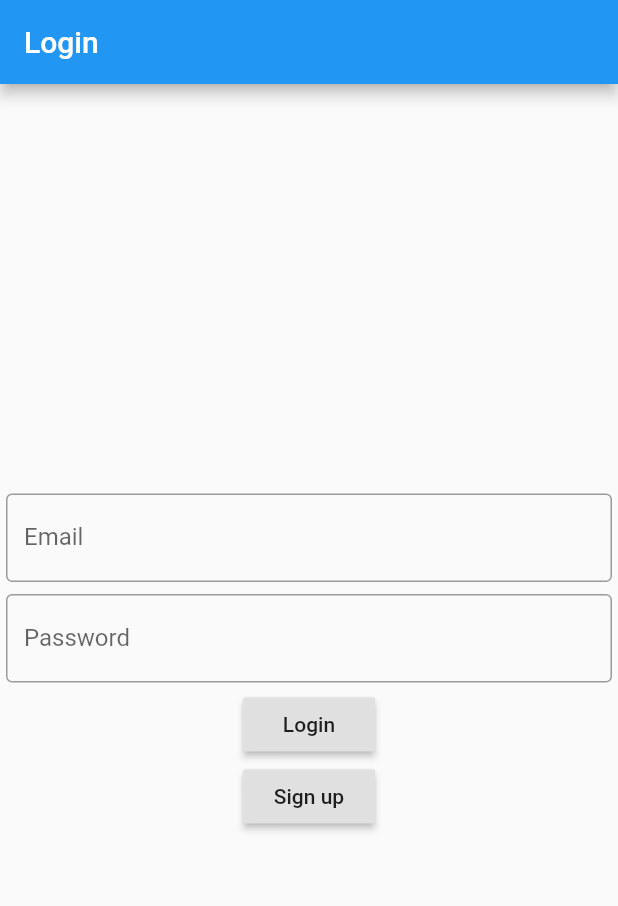
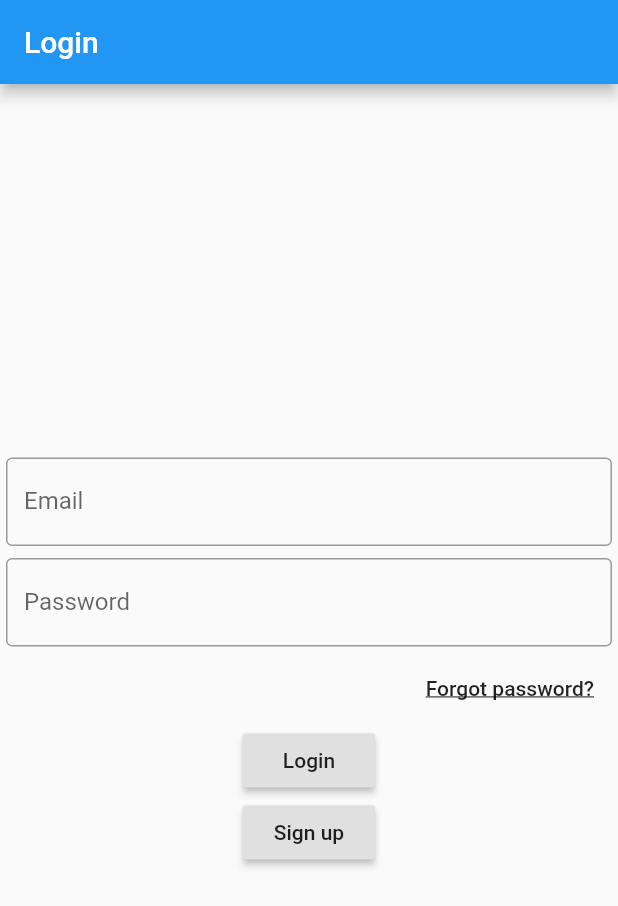
Before and after one commit to mjaay1337/ChatApp, a Flutter app: the screen it shows after launch, on a phone screen of 412 x 824 dp. Shown: the top 906 px of the screen. Run offline on Flutter 3.47's test engine with Material 2 defaults, Android fonts, the phone set to English and light mode, and no system bars; our stand-ins replace bloc, cloud_firestore, firebase_auth, firebase_core, flutter_bloc; accounts and stored records are empty.

Commit message:
reset password available through login page

```diff
--- a/chat_app/lib/classes/firebase_account.dart
+++ b/chat_app/lib/classes/firebase_account.dart
@@ -26,4 +26,9 @@ class FirebaseAccount implements Account {
     return FirebaseAuth.fromApp(app)
         .createUserWithEmailAndPassword(email: email, password: password);
   }
+
+  @override
+  Future<void> resetPass(String email) async {
+    await firebaseAuth.sendPasswordResetEmail(email: email);
+  }
 }
--- /dev/null
+++ b/chat_app/lib/cubit/forgot_pass_cubit.dart
@@ -0,0 +1,25 @@
+import 'package:bloc/bloc.dart';
+
+import 'package:flutter/material.dart';
+
+import '../classes/firebase_account.dart';
+
+import '../interfaces/account.dart';
+
+part 'forgot_pass_state.dart';
+
+class ForgotPassCubit extends Cubit<ForgotPassState> {
+  ForgotPassCubit() : super(ForgotPassInitial(''));
+  Account account = FirebaseAccount();
+
+  void setEmail(String email) {
+    ForgotPassInitial forgotPassInitial = state as ForgotPassState;
+    forgotPassInitial.email = email;
+    emit(forgotPassInitial);
+  }
+
+  Future<void> resetPass() {
+    ForgotPassInitial forgotPassInitial = state as ForgotPassState;
+    return account.resetPass(forgotPassInitial.email);
+  }
+}
--- /dev/null
+++ b/chat_app/lib/cubit/forgot_pass_state.dart
@@ -0,0 +1,10 @@
+part of 'forgot_pass_cubit.dart';
+
+@immutable
+abstract class ForgotPassState {}
+
+// ignore: must_be_immutable
+class ForgotPassInitial extends ForgotPassState {
+  String email;
+  ForgotPassInitial(this.email);
+}
--- a/chat_app/lib/interfaces/account.dart
+++ b/chat_app/lib/interfaces/account.dart
@@ -7,4 +7,5 @@ class Account {
   Future<AuthResult> signUp(String email, String password) {}
 
   void logOut(BuildContext context) {}
+  Future<void> resetPass(String email) {}
 }
--- a/chat_app/lib/main.dart
+++ b/chat_app/lib/main.dart
@@ -1,5 +1,7 @@
+import 'package:chat_app/cubit/forgot_pass_cubit.dart';
 import 'package:chat_app/cubit/login_cubit.dart';
 import 'package:chat_app/cubit/signup_cubit.dart';
+import 'package:chat_app/screens/forgot_pass.dart';
 import 'package:chat_app/screens/home_screen.dart';
 import 'package:chat_app/screens/landing_screen.dart';
 import 'package:chat_app/screens/login_screen.dart';
@@ -22,6 +24,9 @@ class MyApp extends StatelessWidget {
         ),
         BlocProvider<SignupCubit>(
           create: (context) => SignupCubit(),
+        ),
+        BlocProvider<ForgotPassCubit>(
+          create: (context) => ForgotPassCubit(),
         )
       ],
       child: MaterialApp(
@@ -47,7 +52,8 @@ class MyApp extends StatelessWidget {
           LandingScreen.id: (context) => LandingScreen(),
           HomeScreen.id: (context) => HomeScreen(),
           LoginScreen.id: (context) => LoginScreen(),
-          SignUpScreen.id: (context) => SignUpScreen()
+          SignUpScreen.id: (context) => SignUpScreen(),
+          ForgotPassScreen.id: (context) => ForgotPassScreen()
         },
       ),
     );
--- a/chat_app/lib/screens/login_screen.dart
+++ b/chat_app/lib/screens/login_screen.dart
@@ -1,4 +1,5 @@
 import 'package:chat_app/cubit/login_cubit.dart';
+import 'package:chat_app/screens/forgot_pass.dart';
 import 'package:chat_app/screens/sign_up_screen.dart';
 import 'package:chat_app/widgets/account_text_field.dart';
 import 'package:flutter/material.dart';
@@ -31,6 +32,21 @@ class LoginScreen extends StatelessWidget {
                     onChanged: (value) {
                       context.bloc<LoginCubit>().changePassword(value);
                     }),
+                Row(
+                  mainAxisAlignment: MainAxisAlignment.end,
+                  children: [
+                    FlatButton(
+                      onPressed: () =>
+                          Navigator.pushNamed(context, ForgotPassScreen.id),
+                      child: Text(
+                        "Forgot password?",
+                        style: TextStyle(
+                          decoration: TextDecoration.underline,
+                        ),
+                      ),
+                    ),
+                  ],
+                ),
                 RaisedButton(
                   onPressed: () {
                     context.bloc<LoginCubit>().login();
@@ -38,13 +54,15 @@ class LoginScreen extends StatelessWidget {
                   child: Text("Login"),
                 ),
                 RaisedButton(
-                onPressed: () => Navigator.pushNamed(context, SignUpScreen.id),
+                  onPressed: () =>
+                      Navigator.pushNamed(context, SignUpScreen.id),
                   child: Text("Sign up"),
                 )
               ],
             );
           },
-      )),
+        ),
+      ),
     );
   }
 }
```
Also changed, not shown: chat_app/lib/screens/forgot_pass.dart (added, +45 -0 lines), chat_app/lib/screens/sign_up_screen.dart (+4 -6 lines). Lines whose indentation alone changed are shown as unchanged.
